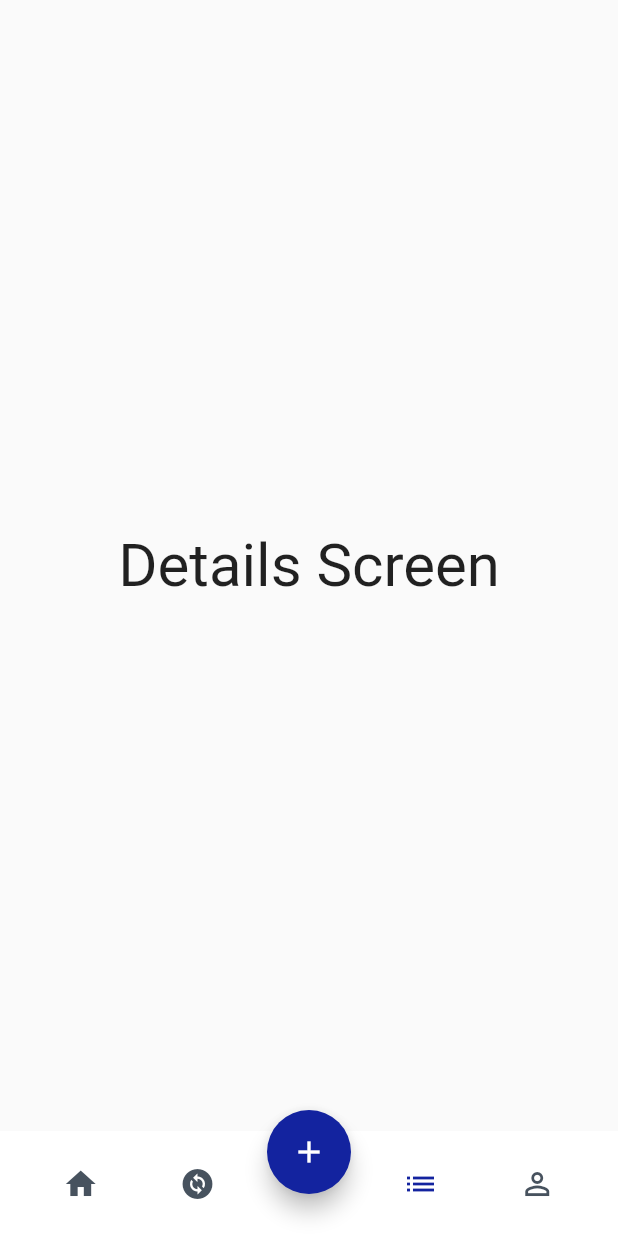
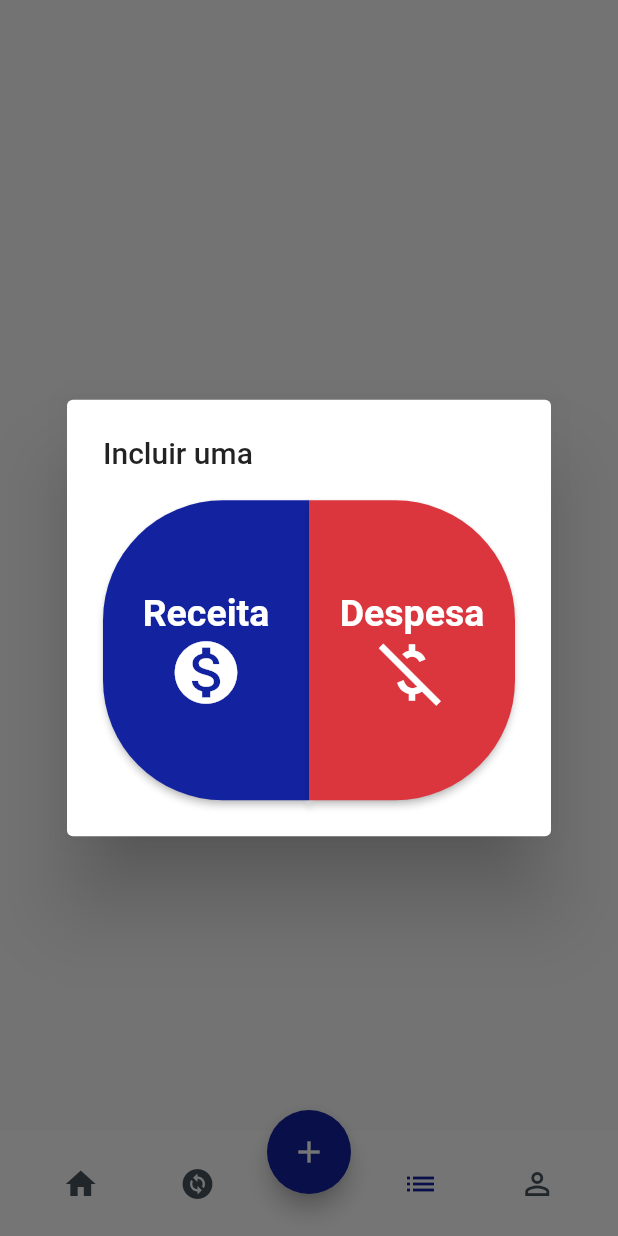
Before and after one commit to proz-tecnologia/PIT02GP06, a Flutter app: the BaseScreen screen opened directly, item 3 of the bottom bar chosen, after a tap on the "add" icon, on a phone screen of 412 x 824 dp. Run offline on Flutter 3.47's test engine with Material 2 defaults, Android fonts, the phone set to English and light mode, and no system bars; our stand-ins replace shared_preferences; missing offline and left inert: graphic; accounts and stored records are empty.

Commit message:
criação do dialog da nova transação

```diff
--- a/lib/main.dart
+++ b/lib/main.dart
@@ -1,6 +1,8 @@
 import 'package:flutter/material.dart';
 import 'package:pit02gp06/src/category/category_page.dart';
+import 'package:pit02gp06/src/home/home_page.dart';
 import 'package:pit02gp06/src/page/base_screen.dart';
+import 'package:pit02gp06/src/page/home_screen.dart';
 import 'package:pit02gp06/utils/app_colors.dart';
 
 void main() {
@@ -18,7 +20,7 @@ class MyApp extends StatelessWidget {
         primarySwatch: Colors.blue,
       ),
       home: Scaffold(
-        body: CategoryPage(),
+        body: BaseScreen(),
         backgroundColor: AppColors.backgroundColor,
       ),
     );
--- a/lib/src/transactions/add_transaction_page.dart
+++ b/lib/src/transactions/add_transaction_page.dart
@@ -4,7 +4,8 @@ import 'package:flutter/material.dart';
 import 'package:pit02gp06/models/transaction_model.dart';
 
 class AddTransactionPage extends StatefulWidget {
-  const AddTransactionPage({super.key});
+  String type;
+  AddTransactionPage({super.key, required this.type});
 
   @override
   State<AddTransactionPage> createState() => _AddTransactionPageState();
@@ -18,7 +19,7 @@ class _AddTransactionPageState extends State<AddTransactionPage> {
     return Scaffold(
       appBar: AppBar(
         backgroundColor: const Color(0xFF00127A),
-        title: const Text("Adicionar Transação"),
+        title: Text("Adicionar Transação de ${widget.type}"),
         centerTitle: true,
       ),
       body: Form(
--- a/lib/src/transactions/transactions_screen.dart
+++ b/lib/src/transactions/transactions_screen.dart
@@ -27,7 +27,9 @@ class _TransactionsScreenState extends State<TransactionsScreen> {
               onPressed: () async {
                 await Navigator.of(context)
                     .push<TransactionModel?>(MaterialPageRoute(
-                        builder: (context) => AddTransactionPage()))
+                        builder: (context) => AddTransactionPage(
+                              type: "Expense",
+                            )))
                     .then((value) {
                   if (value != null && value.runtimeType == TransactionModel) {
                     controller.add(value);
--- a/lib/src/widgets/bottom_navigation_bar.dart
+++ b/lib/src/widgets/bottom_navigation_bar.dart
@@ -1,5 +1,13 @@
+import 'dart:developer';
+
 import 'package:flutter/material.dart';
+import 'package:pit02gp06/src/transactions/transactions_controller.dart';
 import 'package:pit02gp06/utils/app_colors.dart';
+import 'package:pit02gp06/utils/app_text_styles.dart';
+
+import '../../models/transaction_model.dart';
+import '../transactions/add_transaction_page.dart';
+import 'new_transaction_dialog.dart';
 
 class BottomNavBar extends StatefulWidget {
   PageController pageController;
@@ -10,6 +18,7 @@ class BottomNavBar extends StatefulWidget {
 }
 
 class _BottomNavBarState extends State<BottomNavBar> {
+  final transactionsController = TransactionsController();
   @override
   int index = 0;
   Widget build(BuildContext context) {
@@ -31,7 +40,20 @@ class _BottomNavBarState extends State<BottomNavBar> {
           Center(
             heightFactor: 0.5,
             child: FloatingActionButton(
-              onPressed: () {},
+              onPressed: () async {
+                String? type = await showNewTransactionDialog(context);
+                if (type != null) {
+                  await Navigator.of(context)
+                      .push<TransactionModel?>(MaterialPageRoute(
+                          builder: (context) => AddTransactionPage(type: type)))
+                      .then((value) {
+                    if (value != null &&
+                        value.runtimeType == TransactionModel) {
+                      transactionsController.add(value);
+                    }
+                  });
+                }
+              },
               backgroundColor: AppColors.blue1Color,
               child: const Icon(Icons.add),
             ),
--- /dev/null
+++ b/lib/src/widgets/new_transaction_dialog.dart
@@ -0,0 +1,70 @@
+import 'package:flutter/material.dart';
+
+import '../../utils/app_colors.dart';
+import '../../utils/app_text_styles.dart';
+
+Future<String?> showNewTransactionDialog(BuildContext context) {
+  return showDialog(
+      context: context,
+      builder: (BuildContext context) {
+        return AlertDialog(
+          title: const Text("Incluir uma"),
+          content: Row(children: [
+            ElevatedButton(
+                onPressed: () {
+                  Navigator.pop(context, "Income");
+                },
+                style: ElevatedButton.styleFrom(
+                  backgroundColor: AppColors.blue1Color,
+                  fixedSize: Size(MediaQuery.of(context).size.width / 3, 200),
+                  shape: const RoundedRectangleBorder(
+                      borderRadius: BorderRadius.horizontal(
+                          left: Radius.elliptical(80, 80))),
+                ),
+                child: Column(
+                  mainAxisAlignment: MainAxisAlignment.center,
+                  children: [
+                    Text(
+                      "Receita",
+                      style: AppTextStyles.textCreditCardValueBalance,
+                    ),
+                    SizedBox(
+                      width: 8,
+                    ),
+                    Icon(
+                      Icons.monetization_on,
+                      size: 50,
+                    ),
+                  ],
+                )),
+            ElevatedButton(
+                onPressed: () {
+                  Navigator.pop(context, "Expense");
+                },
+                style: ElevatedButton.styleFrom(
+                  backgroundColor: AppColors.red1Color,
+                  fixedSize: Size(MediaQuery.of(context).size.width / 3, 200),
+                  shape: const RoundedRectangleBorder(
+                      borderRadius: BorderRadius.horizontal(
+                          right: Radius.elliptical(80, 80))),
+                ),
+                child: Column(
+                  mainAxisAlignment: MainAxisAlignment.center,
+                  children: [
+                    Text(
+                      "Despesa",
+                      style: AppTextStyles.textCreditCardValueBalance,
+                    ),
+                    SizedBox(
+                      width: 8,
+                    ),
+                    Icon(
+                      Icons.money_off_csred,
+                      size: 50,
+                    ),
+                  ],
+                ))
+          ]),
+        );
+      });
+}
```
Also changed, not shown: lib/src/category/category_page.dart (+65 -18 lines), lib/src/category/form_category_page.dart (+3 -4 lines).
